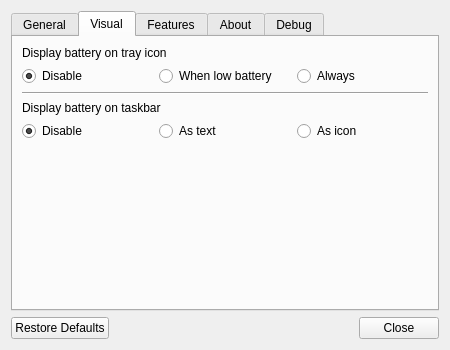
This is Source/Gui/SettingsWindow.ui in SpriteOvO/AirPodsDesktop as Qt 5 draws it before an edit. The edited form follows.
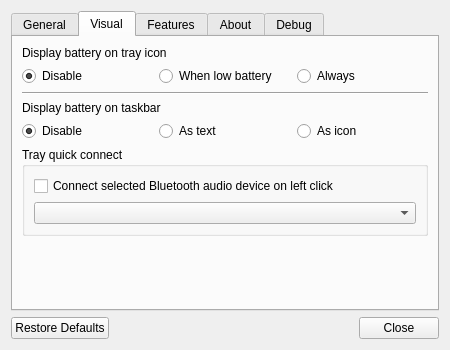
This is the edited form. The open tabs and pages were chosen to show the change. Icons and pictures are not drawn.

Commit message:
feat: add tray quick connect for paired Bluetooth audio devices
Squashed from #205 by aaroncheungzy, rebased onto the idle-performance
work in this branch. Review fixes follow in subsequent commits.

- add a configurable paired Bluetooth audio device for quick connect
- use a single tray-icon click to reconnect the selected device
- implement the Windows audio-topology reconnect path and connection-state
  notifications
- add regression tests and translations

Translation catalogs are taken from this branch and regenerated by lupdate
rather than carrying #205's hand-written entries.

The edit to the form file:
```diff
--- a/Source/Gui/SettingsWindow.ui
+++ b/Source/Gui/SettingsWindow.ui
@@ -121,7 +121,7 @@
          </property>
         </widget>
        </item>
-       <item row="5" column="0">
+       <item row="6" column="0">
         <spacer name="verticalSpacer_5">
          <property name="orientation">
           <enum>Qt::Vertical</enum>
@@ -132,7 +132,26 @@
            <height>185</height>
           </size>
          </property>
-        </spacer>
+         </spacer>
+       </item>
+       <item row="5" column="0">
+        <widget class="QGroupBox" name="gbTrayQuickConnect">
+         <property name="title">
+          <string>Tray quick connect</string>
+         </property>
+         <layout class="QVBoxLayout" name="verticalLayoutQuickConnect">
+          <item>
+           <widget class="QCheckBox" name="cbTrayQuickConnectEnabled">
+            <property name="text">
+             <string>Connect selected Bluetooth audio device on left click</string>
+            </property>
+           </widget>
+          </item>
+          <item>
+           <widget class="QComboBox" name="cbTrayQuickConnectDevice"/>
+          </item>
+         </layout>
+        </widget>
        </item>
        <item row="1" column="0">
         <layout class="QHBoxLayout" name="horizontalLayout">
```
The commit also changes 19 other files.
